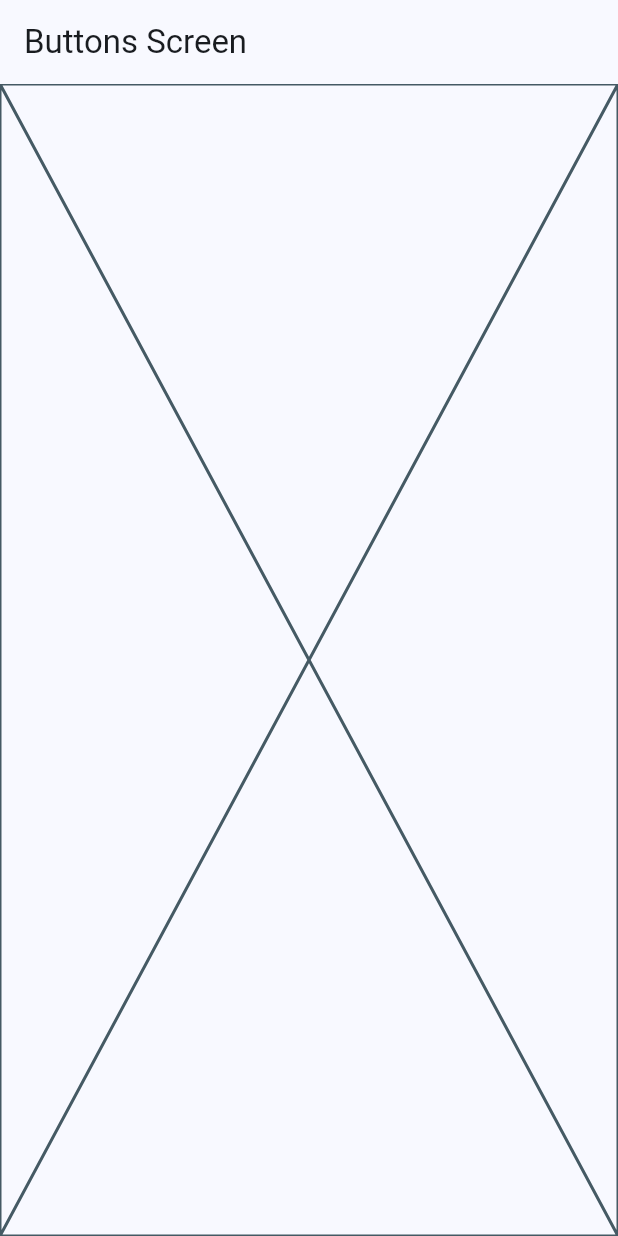
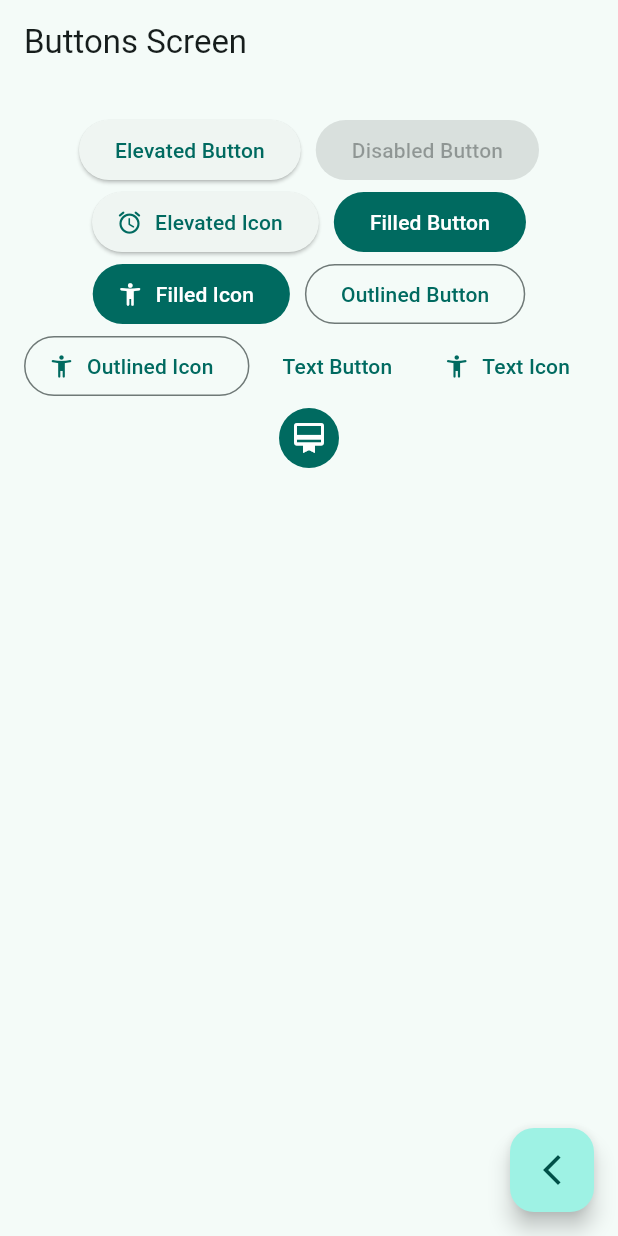
Before and after one commit to Salchichon057/Flutter-Widgets, a Flutter app: the ButtonsScreen screen opened by its route, on a phone screen of 412 x 824 dp. Run offline on Flutter 3.47's test engine with Material 3 defaults, Android fonts, the phone set to English and light mode, and no system bars; our stand-ins replace go_router.

Commit message:
add type buttons

```diff
--- a/lib/main.dart
+++ b/lib/main.dart
@@ -14,7 +14,7 @@ class MainApp extends StatelessWidget {
     return MaterialApp.router(
       routerConfig: appRouter,
       debugShowCheckedModeBanner: false,
-      theme: AppTheme(selectedColor: 0).getTheme(),
+      theme: AppTheme(selectedColor: 5).getTheme(),
 
     );
   }
--- a/lib/presentation/screens/buttons/buttons_screen.dart
+++ b/lib/presentation/screens/buttons/buttons_screen.dart
@@ -1,7 +1,7 @@
 import 'package:flutter/material.dart';
+import 'package:go_router/go_router.dart';
 
 class ButtonsScreen extends StatelessWidget {
-
   static const String routeName = 'buttons_screen';
 
   const ButtonsScreen({super.key});
@@ -9,10 +9,81 @@ class ButtonsScreen extends StatelessWidget {
   @override
   Widget build(BuildContext context) {
     return Scaffold(
-      appBar: AppBar(
-        title: const Text('Buttons Screen'),
+        appBar: AppBar(
+          title: const Text('Buttons Screen'),
+        ),
+        body: const _ButtonsView(),
+        floatingActionButton: FloatingActionButton(
+          child: const Icon(Icons.arrow_back_ios_new_outlined),
+          onPressed: () {
+            context.pop();
+          },
+        ));
+  }
+}
+
+class _ButtonsView extends StatelessWidget {
+  const _ButtonsView();
+
+  @override
+  Widget build(BuildContext context) {
+    final colors = Theme.of(context).colorScheme;
+
+    return SizedBox(
+      width: double.infinity,
+      child: Padding(
+        padding: const EdgeInsets.symmetric(horizontal: 10.0, vertical: 20.0),
+        child: Wrap(
+          spacing: 10.0,
+          alignment: WrapAlignment.center,
+          children: [
+            ElevatedButton(onPressed: () {}, child: const Text('Elevated Button')),
+
+            const ElevatedButton(onPressed: null, child: Text('Disabled Button')),
+
+            ElevatedButton.icon(
+                onPressed: () {},
+                icon: const Icon(Icons.access_alarm_rounded),
+                label: const Text('Elevated Icon')
+            ),
+
+            FilledButton(onPressed: () {}, child: const Text('Filled Button')),
+
+            FilledButton.icon(
+                onPressed: () {},
+                icon: const Icon(Icons.accessibility_new_rounded),
+                label: const Text('Filled Icon')
+            ),
+
+            OutlinedButton(onPressed: (){}, child: const Text('Outlined Button')),
+
+            OutlinedButton.icon(
+                onPressed: () {},
+                icon: const Icon(Icons.accessibility_new_rounded),
+                label: const Text('Outlined Icon')
+            ),
+
+            TextButton(onPressed: (){}, child: const Text('Text Button')),
+
+            TextButton.icon(
+                onPressed: () {},
+                icon: const Icon(Icons.accessibility_new_rounded),
+                label: const Text('Text Icon')
+            ),
+
+            // TODO custom button
+
+            IconButton(
+              onPressed: (){},
+              icon: const Icon(Icons.card_membership),
+              style: ButtonStyle(
+                backgroundColor: WidgetStateProperty.all(colors.primary),
+                foregroundColor: WidgetStateProperty.all(colors.onPrimary),
+              ),
+            ),
+          ],
+        ),
       ),
-      body: const Placeholder(),
     );
   }
 }
```
